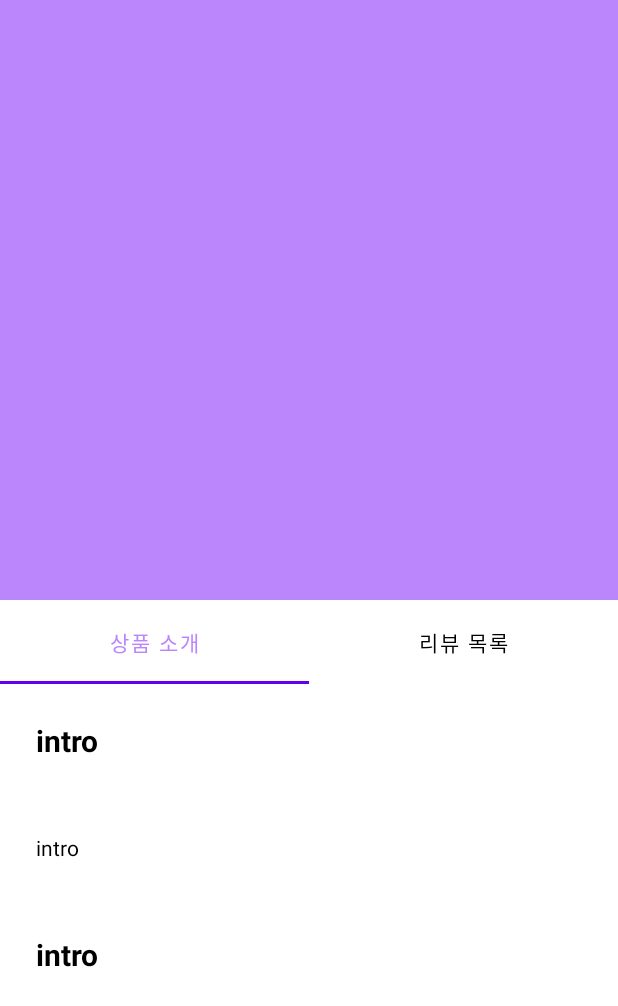
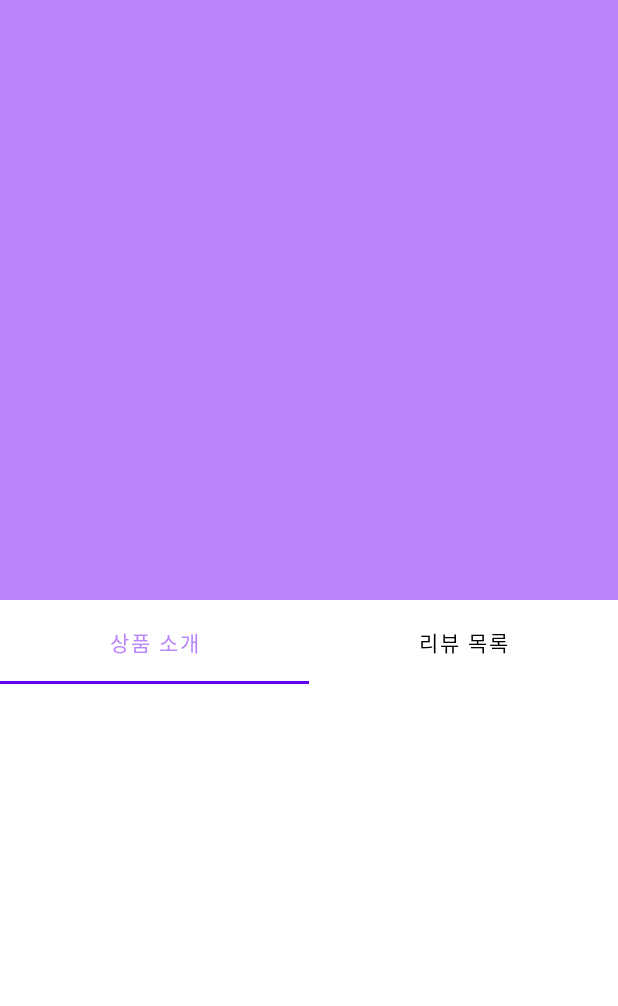
Before and after one commit to queue1991/Assignment, an Android app: the GoodDetailFragment screen opened directly, with no data from a screen before it, on a phone screen of 412 x 824 dp. Shown: the top 1006 px of the screen. Run offline under Robolectric (Android 15) with nearby library versions, the phone set to English and light mode, and no system bars; our stand-ins replace Firebase (no records; nobody signed in at launch, a user with empty details on screens opened directly), data binding, paging; libraries missing offline, so code that uses them is left out: androidx.paging; 13 statements that could not run were skipped.

Commit message:
1. GoodDetailFragment의 상품정보 Databinding 처리 2. 주석 정리

```diff
--- a/app/src/main/java/com/hsj/assignment/adapter/DetailPagerAdapter.kt
+++ b/app/src/main/java/com/hsj/assignment/adapter/DetailPagerAdapter.kt
@@ -6,7 +6,9 @@ import androidx.fragment.app.FragmentStatePagerAdapter
 import com.hsj.assignment.fragment.detail.GoodDetailFragment
 import com.hsj.assignment.fragment.detail.GoodReviewFragment
 
-
+/**
+ * DetailFragment 에서 TabLayout / Viewpager 처리 Adapter
+ */
 open class DetailPagerAdapter(fm: FragmentManager?) : FragmentStatePagerAdapter(fm!!) {
     var fragments: MutableList<Fragment> = ArrayList()
     override fun getItem(i: Int): Fragment {
--- a/app/src/main/java/com/hsj/assignment/adapter/HomePagerAdapter.kt
+++ b/app/src/main/java/com/hsj/assignment/adapter/HomePagerAdapter.kt
@@ -6,7 +6,9 @@ import androidx.fragment.app.FragmentStatePagerAdapter
 import com.hsj.assignment.fragment.home.GoodsListFragment
 import com.hsj.assignment.fragment.home.IntroFragment
 
-
+/**
+ * HomeFragment 에서 TabLayout / Viewpager 처리 Adapter
+ */
 open class HomePagerAdapter(fm: FragmentManager?) : FragmentStatePagerAdapter(fm!!) {
     var fragments: MutableList<Fragment> = ArrayList()
     override fun getItem(i: Int): Fragment {
--- a/app/src/main/java/com/hsj/assignment/common/CommonIntentKey.kt
+++ b/app/src/main/java/com/hsj/assignment/common/CommonIntentKey.kt
@@ -1,5 +1,8 @@
 package com.hsj.assignment.common
 
+/**
+ * Intent Key 값
+ */
 object CommonIntentKey {
     const val INTENT_KEY_DOCUMENT_FROM_HOME_TO_DETAIL_ACTIVITY = "document"
     const val INTENT_KEY_GOODNAME_FROM_HOME_TO_DETAIL_ACTIVITY = "goodname"
--- a/app/src/main/java/com/hsj/assignment/fragment/detail/GoodDetailFragment.kt
+++ b/app/src/main/java/com/hsj/assignment/fragment/detail/GoodDetailFragment.kt
@@ -26,13 +26,7 @@ class GoodDetailFragment : BaseKotlinFragment<FragmentGoodDetailBinding, DetailV
         this.viewDataBinding.viewModel = viewModel
         this.viewDataBinding.fragment = this
 
-        setGoodInfo()
     }
 
-    private fun setGoodInfo(){
-        tv_name.text = viewModel.goodName.value.toString()
-        tv_price.text = viewModel.goodPrice.value.toString()
-        tv_type.text = viewModel.goodType.value.toString()
-    }
 
 }
--- a/app/src/main/java/com/hsj/assignment/fragment/detail/GoodReviewFragment.kt
+++ b/app/src/main/java/com/hsj/assignment/fragment/detail/GoodReviewFragment.kt
@@ -64,6 +64,10 @@ class GoodReviewFragment : BaseKotlinFragment<FragmentGoodReviewBinding, DetailV
 
     }
 
+    /**
+     * 사용자가 클릭한 상품의 Review List를 Setting
+     * 5개를 가져온 후, 스크롤이 마지막에 다다를때 3개 더 로드
+     */
     private fun setReviewList(){
         recyclerView = recyclerview_review
         recyclerView.layoutManager = LinearLayoutManager(activity)
--- a/app/src/main/java/com/hsj/assignment/fragment/home/GoodsListFragment.kt
+++ b/app/src/main/java/com/hsj/assignment/fragment/home/GoodsListFragment.kt
@@ -62,6 +62,10 @@ class GoodsListFragment : BaseKotlinFragment<FragmentGoodsListBinding, HomeViewM
 
     }
 
+    /**
+     * Firestore에서 실시간으로 상품 리스트를 호출하여 List에 Setting
+     * 사용자가 상품을 클릭 시 GoodDetailActivity 시작
+     */
     private fun setGoodsList(){
         recyclerView = recyclerview
         recyclerView.layoutManager =
--- a/app/src/main/java/com/hsj/assignment/fragment/home/IntroFragment.kt
+++ b/app/src/main/java/com/hsj/assignment/fragment/home/IntroFragment.kt
@@ -24,6 +24,9 @@ class IntroFragment : BaseKotlinFragment<FragmentIntroBinding, HomeViewModel>()
         this.viewDataBinding.viewModel = viewModel
         this.viewDataBinding.fragment = this
 
+        /**
+         * Firestore에서 앱소개 data 호출 및 UI 적용 (Databinding)
+         */
         viewModel.getIntroData()
     }
 
--- a/app/src/main/java/com/hsj/assignment/viewmodel/HomeViewModel.kt
+++ b/app/src/main/java/com/hsj/assignment/viewmodel/HomeViewModel.kt
@@ -13,7 +13,9 @@ class HomeViewModel(private val homeRepository : HomeRepository) : BaseKotlinVie
 
     private lateinit var docRef : DocumentReference
 
-
+    /**
+     * Firestore에서 앱소개 data 호출 및 UI 적용 (Databinding)
+     */
     fun getIntroData(){
         docRef = FirebaseFirestore.getInstance().collection(CommonFireStorePath.COLLECTION_INTRO).document("app1")
         docRef.addSnapshotListener { value, error ->
--- a/app/src/main/res/layout/fragment_good_detail.xml
+++ b/app/src/main/res/layout/fragment_good_detail.xml
@@ -28,7 +28,7 @@
             android:layout_width="wrap_content"
             android:layout_height="wrap_content"
             android:gravity="center"
-            android:text="intro"
+            android:text="@{viewModel.goodName}"
             android:textSize="20dp"
             android:textColor="#000000"
             android:textStyle="bold"
@@ -39,7 +39,7 @@
             android:layout_width="wrap_content"
             android:layout_height="wrap_content"
             android:gravity="center"
-            android:text="intro"
+            android:text="@{viewModel.goodType}"
             android:textColor="#000000"
             android:padding="24dp" />
 
@@ -48,7 +48,7 @@
             android:layout_width="wrap_content"
             android:layout_height="wrap_content"
             android:gravity="center"
-            android:text="intro"
+            android:text="@{viewModel.goodPrice}"
             android:textSize="20dp"
             android:textStyle="bold"
             android:textColor="#000000"
```
Also changed, not shown: app/src/main/java/com/hsj/assignment/viewmodel/DetailViewModel.kt (+5 -5 lines).
